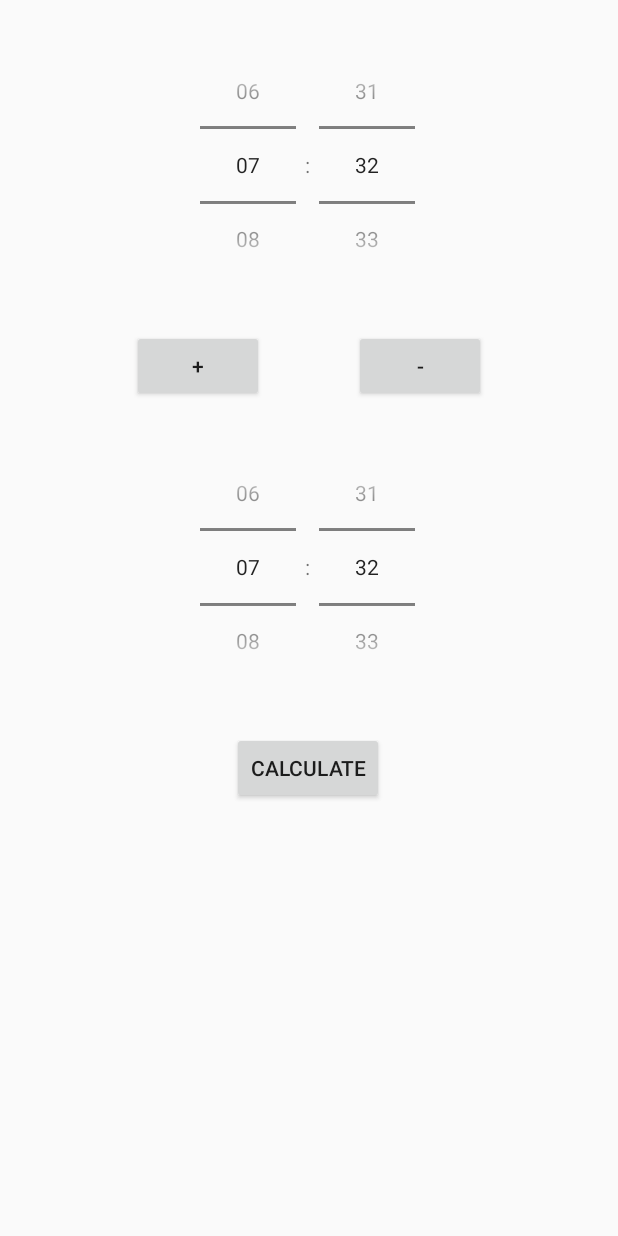
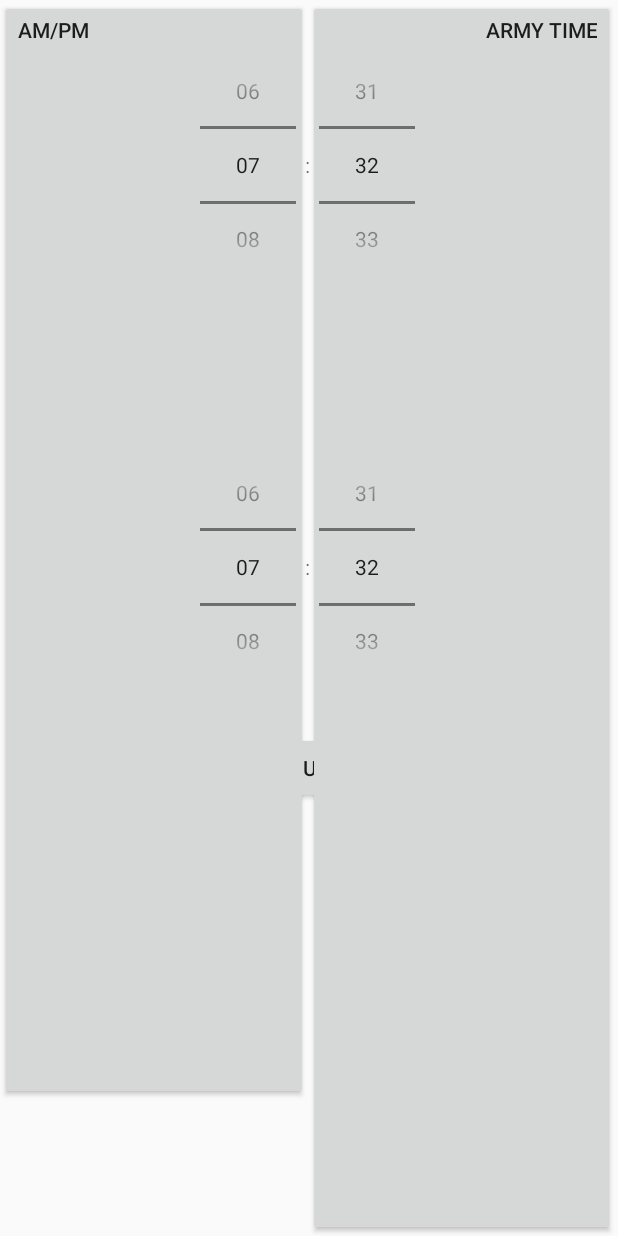
Before and after one commit to IrinaKolobova/TimeCalculator, an Android app: the screen it shows after launch (MainActivity), on a phone screen of 412 x 824 dp. Run offline under Robolectric (Android 15) with nearby library versions, the light colour scheme and no system bars.

Commit message:
Add "Am/Pm" and "Army time" buttons

```diff
--- a/app/src/main/java/com/example/timecalculator/MainActivity.java
+++ b/app/src/main/java/com/example/timecalculator/MainActivity.java
@@ -62,6 +62,10 @@ public class MainActivity extends AppCompatActivity {
         subtract = true;
     }
 
+    public void armyTime(View v){}
+
+    public void amPm(View v){}
+
     public void calculate (View v){
         date = "Current day";
         errorMessage = "";
@@ -114,6 +118,4 @@ public class MainActivity extends AppCompatActivity {
 
     }
 
-
-
 }
--- a/app/src/main/res/layout/activity_main.xml
+++ b/app/src/main/res/layout/activity_main.xml
@@ -13,6 +13,7 @@
         android:layout_height="180dp"
         android:layout_marginTop="20dp"
         android:timePickerMode="spinner"
+        android:elevation="12dp"
         app:layout_constraintBottom_toTopOf="@+id/button_add"
         app:layout_constraintEnd_toEndOf="parent"
         app:layout_constraintHorizontal_bias="0.496"
@@ -27,7 +28,8 @@
         android:layout_marginStart="88dp"
         android:layout_marginTop="20dp"
         android:onClick="add"
-        android:text="@string/button_add_armyTime"
+        android:text="@string/button_add"
+        android:elevation="12dp"
         app:layout_constraintStart_toStartOf="parent"
         app:layout_constraintTop_toBottomOf="@+id/timePicker_startingTime" />
 
@@ -39,7 +41,8 @@
         android:layout_marginEnd="88dp"
         android:layout_marginBottom="20dp"
         android:onClick="subtract"
-        android:text="@string/button_subtract_amPm"
+        android:text="@string/button_subtract"
+        android:elevation="12dp"
         app:layout_constraintBottom_toTopOf="@+id/timePicker_amountToAdd"
         app:layout_constraintEnd_toEndOf="parent"
         app:layout_constraintTop_toBottomOf="@+id/timePicker_startingTime" />
@@ -50,6 +53,7 @@
         android:layout_height="180dp"
         android:layout_marginTop="20dp"
         android:timePickerMode="spinner"
+        android:elevation="12dp"
         app:layout_constraintEnd_toEndOf="@+id/timePicker_startingTime"
         app:layout_constraintHorizontal_bias="0.0"
         app:layout_constraintStart_toStartOf="@+id/timePicker_startingTime"
@@ -63,6 +67,7 @@
         android:layout_marginTop="20dp"
         android:onClick="calculate"
         android:text="@string/button_calculate"
+        android:elevation="12dp"
         app:layout_constraintEnd_toEndOf="parent"
         app:layout_constraintHorizontal_bias="0.498"
         app:layout_constraintStart_toStartOf="parent"
@@ -75,12 +80,40 @@
         android:layout_marginTop="20dp"
         android:layout_marginBottom="32dp"
         android:gravity="center"
-        android:textSize="15sp"
+        android:textSize="20sp"
+        android:elevation="12dp"
         app:layout_constraintBottom_toBottomOf="parent"
         app:layout_constraintEnd_toEndOf="parent"
         app:layout_constraintStart_toStartOf="parent"
         app:layout_constraintTop_toBottomOf="@+id/button_calculate" />
 
+    <Button
+        android:id="@+id/button_armyTime"
+        android:layout_width="0dp"
+        android:layout_height="0dp"
+        android:layout_marginEnd="2dp"
+        android:onClick="armyTime"
+        android:text="@string/button_armyTime"
+        android:gravity="top|end"
+        android:elevation="-12dp"
+        app:layout_constraintBottom_toBottomOf="parent"
+        app:layout_constraintEnd_toEndOf="parent"
+        app:layout_constraintStart_toEndOf="@+id/button_amPm"
+        app:layout_constraintTop_toTopOf="parent"
+        tools:ignore="OnClick" />
+
+    <Button
+        android:id="@+id/button_amPm"
+        android:layout_width="0dp"
+        android:layout_height="733dp"
+        android:onClick="amPm"
+        android:text="@string/button_amPm"
+        android:gravity="top|start"
+        android:elevation="-12dp"
+        app:layout_constraintBaseline_toBaselineOf="@+id/button_armyTime"
+        app:layout_constraintEnd_toStartOf="@+id/button_armyTime"
+        app:layout_constraintStart_toStartOf="parent"
+        tools:ignore="OnClick" />
 
 
 </android.support.constraint.ConstraintLayout>
--- a/app/src/main/res/values/strings.xml
+++ b/app/src/main/res/values/strings.xml
@@ -1,12 +1,11 @@
 <resources>
     <string name="app_name">TimeCalculator</string>
-    <string name="button_add_armyTime">+</string>
-    <string name="button_add_amPm">+</string>
-    <string name="button_subtract_armyTime">-</string>
-    <string name="button_subtract_amPm">-</string>
-    <string name="button_calculate_armyTime">Calculate</string>
+    <string name="button_add">+</string>
+    <string name="button_subtract">-</string>
     <string name="button_calculate">Calculate</string>
     <string name="tabAmPm">Am/Pm</string>
     <string name="tabArmyTime">Army time</string>
-    <string name="textView_result">%1$s \n %2$s : %3$s</string>
+    <string name="textView_result">%1$s\n%2$s:%3$s</string>
+    <string name="button_armyTime">Army Time</string>
+    <string name="button_amPm">Am/Pm</string>
 </resources>
```
